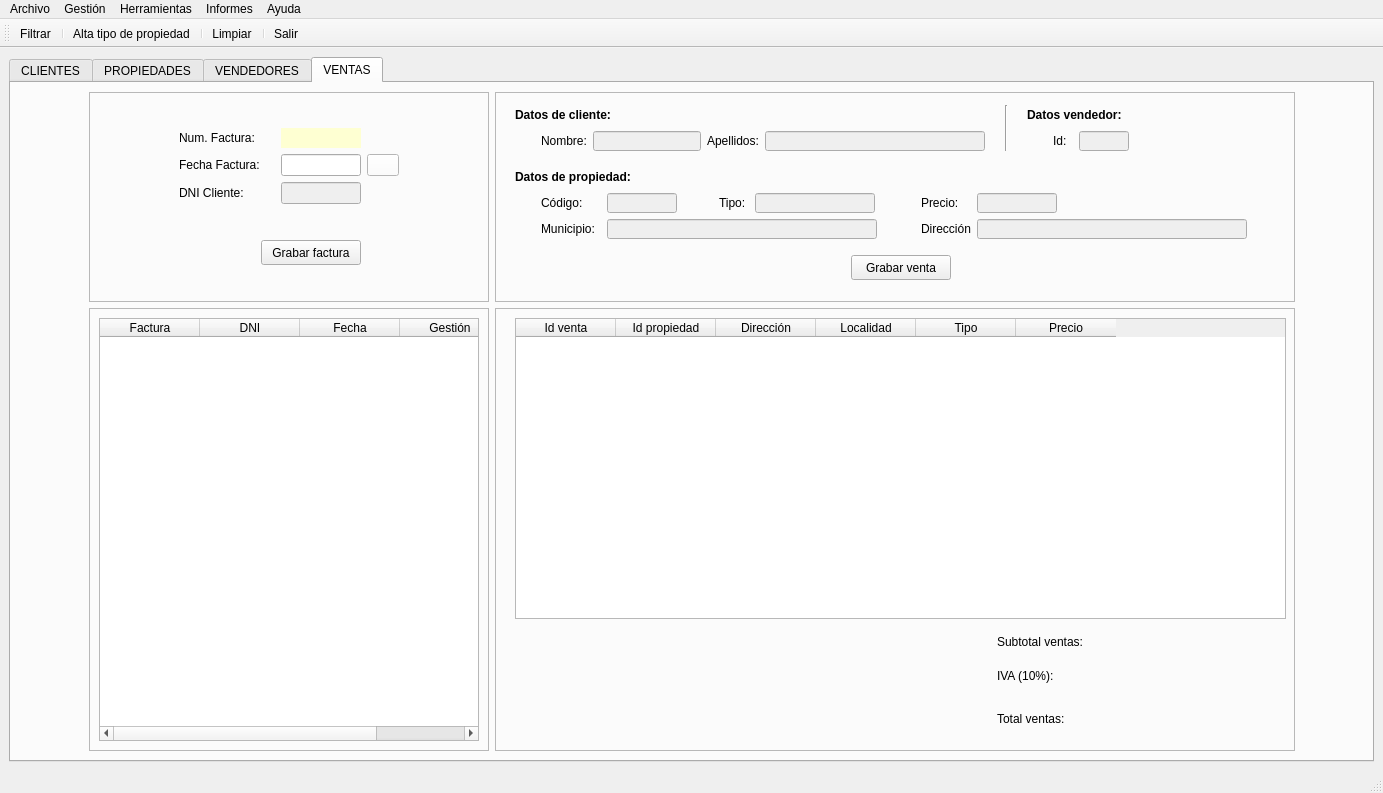
The window that templates/venPrincipal.ui (yelkov/ProyectoDI) describes before a commit, drawn with Qt 5.
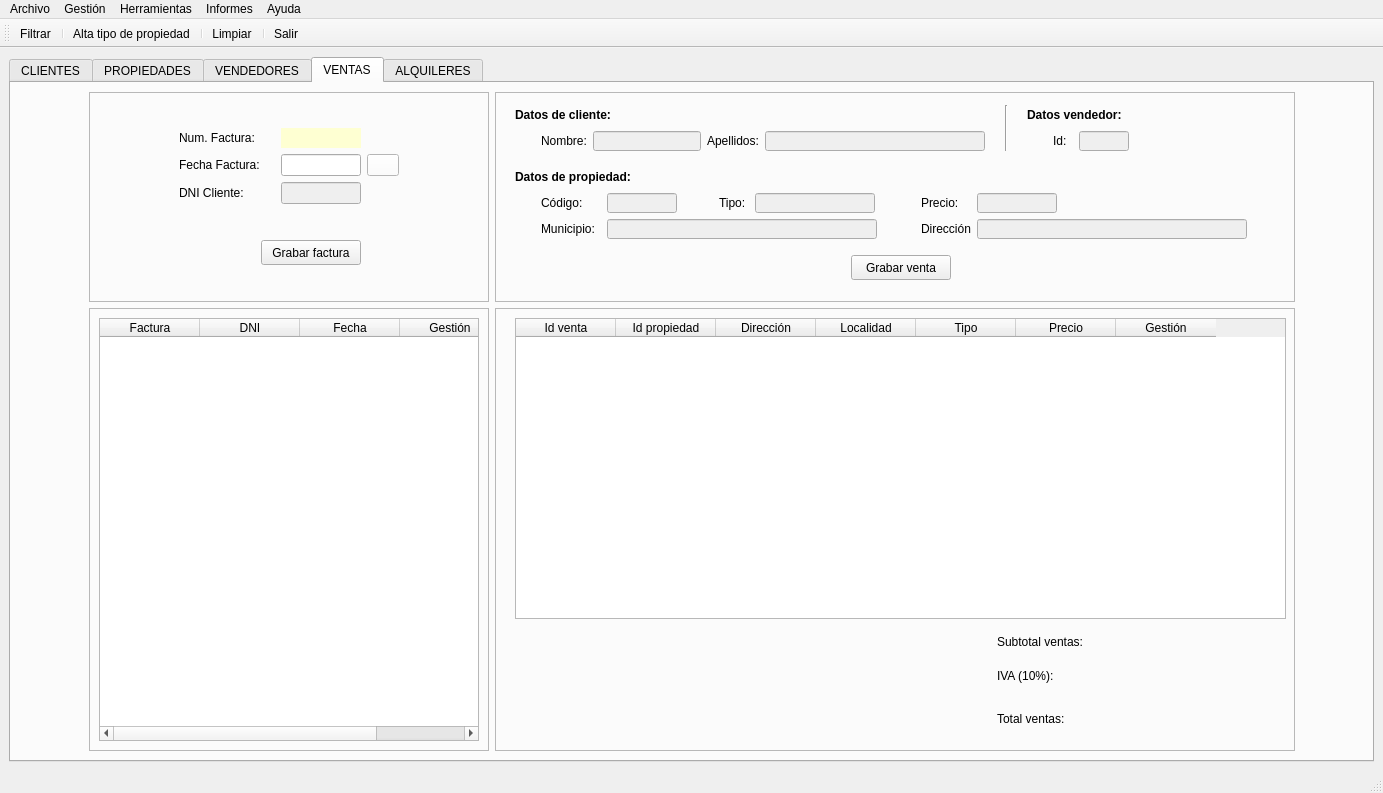
The same window after the commit. Icons and pictures are not drawn.

The edit to the form file:
```diff
--- a/templates/venPrincipal.ui
+++ b/templates/venPrincipal.ui
@@ -6110,6 +6110,11 @@
                <string>Precio</string>
               </property>
              </column>
+             <column>
+              <property name="text">
+               <string>Gestión</string>
+              </property>
+             </column>
             </widget>
             <widget class="QWidget" name="layoutWidget">
              <property name="geometry">
@@ -6321,6 +6326,11 @@
         </item>
        </layout>
       </widget>
+      <widget class="QWidget" name="tab">
+       <attribute name="title">
+        <string>ALQUILERES</string>
+       </attribute>
+      </widget>
      </widget>
     </item>
    </layout>
```
